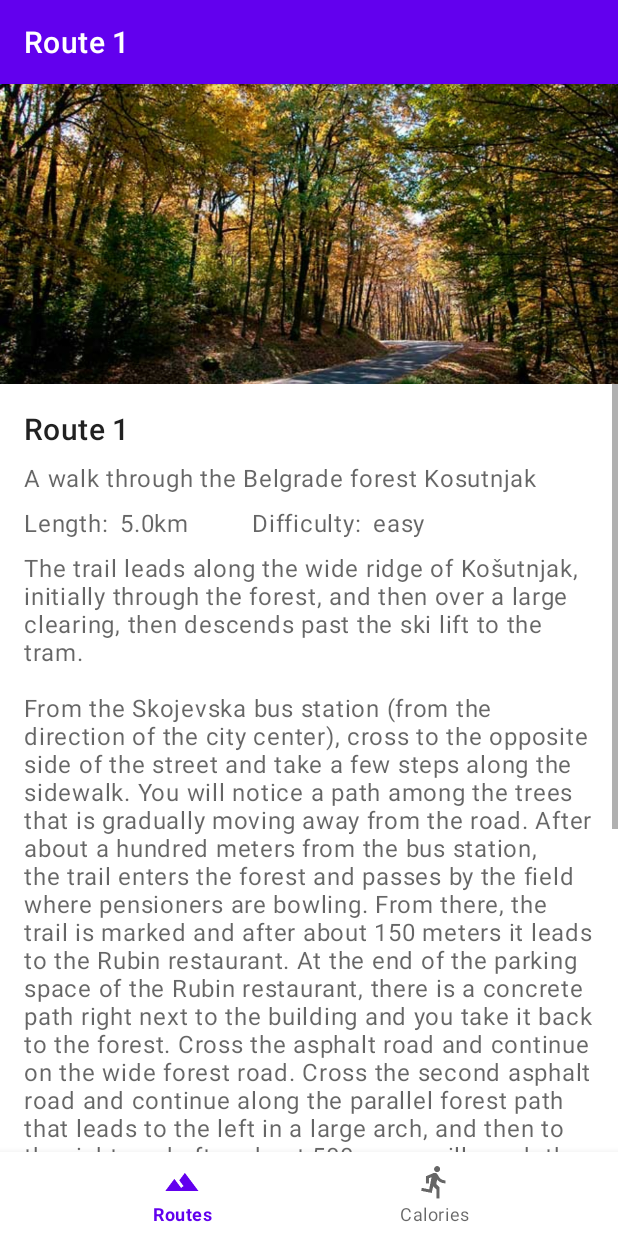
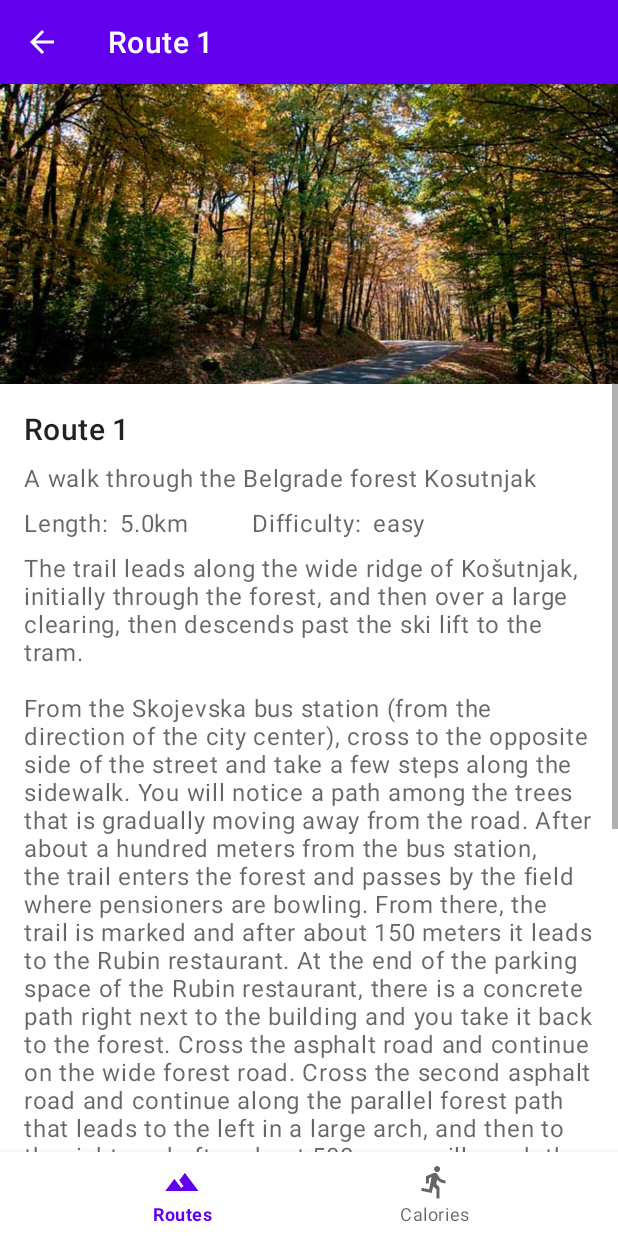
Before and after one commit to kostaDimitrijevic/RunningApplication, an Android app: the RouteDetailsFragment screen opened through its navigation route, on a phone screen of 412 x 824 dp. Run offline under Robolectric (Android 15) with nearby library versions, the phone set to English and light mode, and no system bars.

Commit message:
route details fragment arrow back nav bar added

```diff
--- a/app/src/main/java/com/example/runningapplication/routes/RouteDetailsFragment.java
+++ b/app/src/main/java/com/example/runningapplication/routes/RouteDetailsFragment.java
@@ -47,6 +47,9 @@ public class RouteDetailsFragment extends Fragment {
 //        routeViewModel.getSelectedRoute().observe(getViewLifecycleOwner(), selectedRoute -> {
 //            if(selectedRoute != null){
                 binding.toolbar.setTitle(selectedRoute.getLabel());
+                binding.toolbar.setNavigationOnClickListener(view -> {
+                    navController.navigateUp();
+                });
 
                 binding.routeImage.setImageDrawable(selectedRoute.getImage());
                 binding.routeLabel.setText(selectedRoute.getLabel());
--- a/app/src/main/res/layout/fragment_route_details.xml
+++ b/app/src/main/res/layout/fragment_route_details.xml
@@ -11,6 +11,7 @@
         style="@style/Widget.MaterialComponents.Toolbar.Primary"
         android:layout_width="match_parent"
         android:layout_height="wrap_content"
+        app:navigationIcon="@drawable/outline_arrow_back_24"
         />
 
     <ScrollView
```
